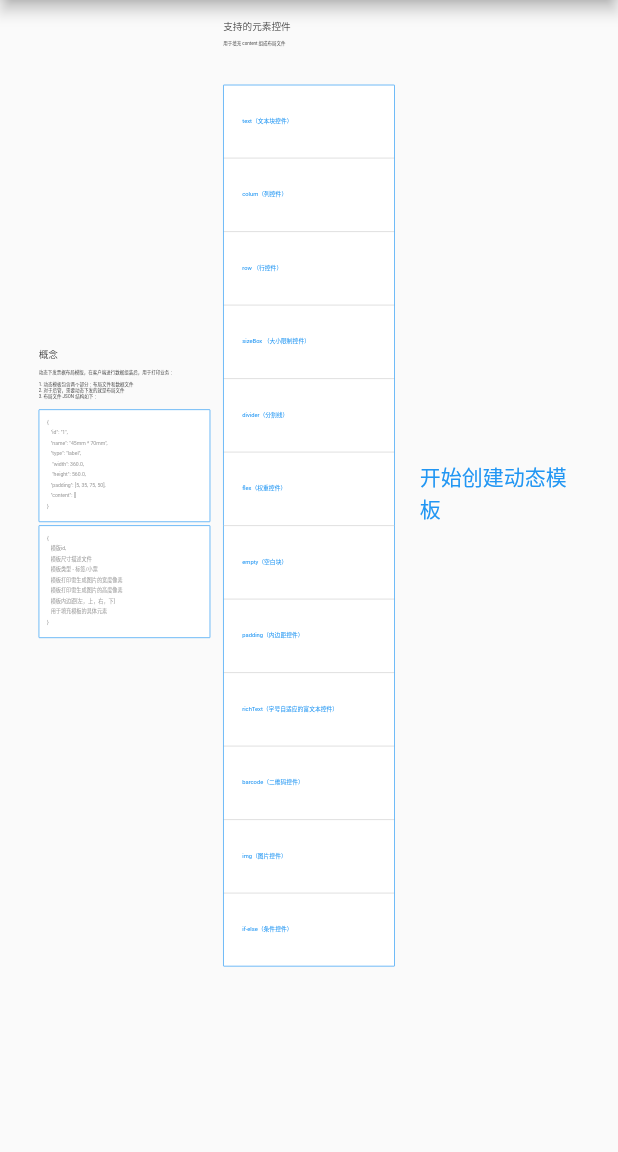
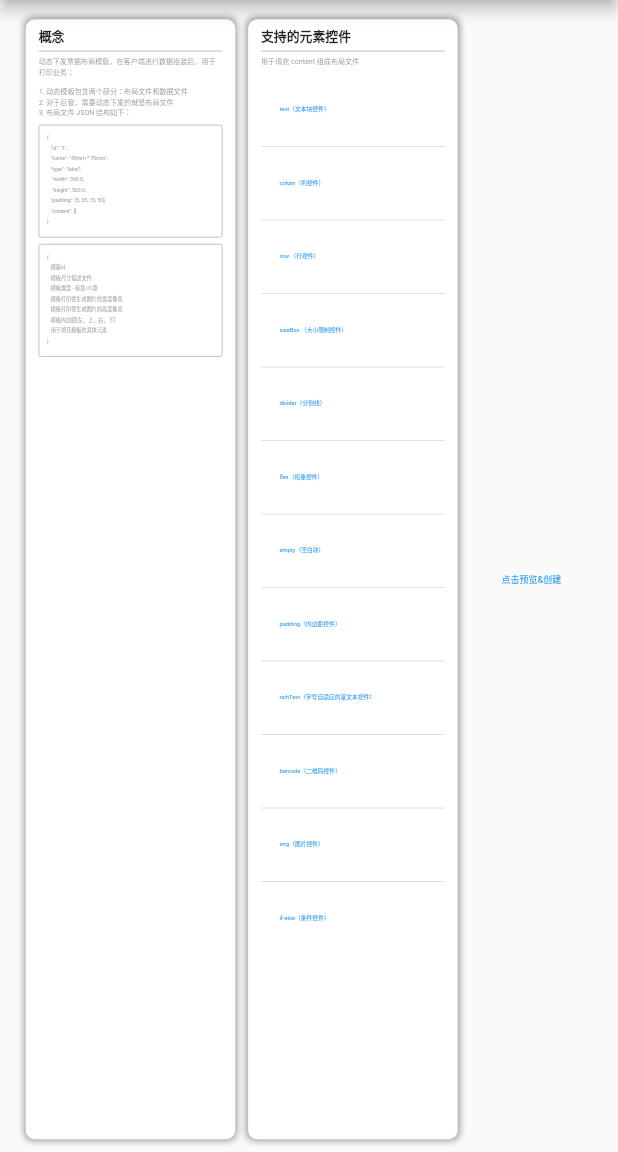
Before and after one commit to liyufengrex/flutter_json_layout, a Flutter app: the screen it shows after launch, on a phone screen of 412 x 824 dp, the part 84-1236 px from its top. Run offline on Flutter 3.47's test engine with Material 2 defaults, Android fonts, the phone set to English and light mode, and no system bars; our stand-ins replace auto_size_text, barcode_widget, cached_network_image, flutter_screenutil; missing offline and left inert: pd_dart_json.

Commit message:
修改example样式

```diff
--- a/example/lib/ex/ex_widget.dart
+++ b/example/lib/ex/ex_widget.dart
@@ -85,11 +85,11 @@ extension ExWidget on Widget {
       padding: padding,
       decoration: BoxDecoration(
         border: Border.all(
-          color: Colors.blue,
+          color: Colors.grey,
           width: 1.w,
         ),
         color: Colors.white,
-        borderRadius: BorderRadius.all(Radius.circular(1.w)),
+        borderRadius: BorderRadius.all(Radius.circular(3.w)),
       ),
       child: this,
     );
--- a/example/lib/main.dart
+++ b/example/lib/main.dart
@@ -2,6 +2,7 @@ import 'package:example/test/test_config.dart';
 import 'package:flutter/material.dart';
 import 'package:flutter_screenutil/flutter_screenutil.dart';
 import 'page/code_edt_page.dart';
+import 'widget/common_widget.dart';
 import 'widget/module_api_list_widget.dart';
 import 'widget/module_desc_widget.dart';
 
@@ -22,7 +23,9 @@ class MyApp extends StatelessWidget {
           title: '动态化票据模版工具',
           theme: ThemeData(
             primarySwatch: Colors.blue,
-            backgroundColor: Colors.white,
+            bottomAppBarTheme: const BottomAppBarTheme(
+              color: Colors.white38,
+            ),
           ),
           home: screenChild,
         );
@@ -61,13 +64,13 @@ class _HomeState extends State<_Home> {
     );
   }
 
-  Widget _body(){
+  Widget _body() {
     return Padding(
       padding: EdgeInsets.only(
-        left: 60.w,
+        left: 40.w,
         top: 30.w,
-        right: 60.w,
-        bottom: 5.w,
+        right: 40.w,
+        bottom: 20.w,
       ),
       child: Row(
         children: [
@@ -75,8 +78,8 @@ class _HomeState extends State<_Home> {
           SizedBox(width: 20.w),
           const ModuleApiListWidget(),
           SizedBox(width: 20.w),
-          Expanded(
-            flex: 1,
+          Container(
+            padding: EdgeInsets.symmetric(horizontal: 20.w),
             child: TextButton(
               onPressed: () {
                 _jump(
@@ -86,9 +89,15 @@ class _HomeState extends State<_Home> {
                   ),
                 );
               },
-              child: const Text('开始创建动态模板'),
+              child: Text(
+                '点击预览&创建',
+                style: TextStyle(
+                  fontSize: 14.w,
+                  fontWeight: FontWeight.w500,
+                ),
+              ),
             ),
-          )
+          ),
         ],
       ),
     );
--- a/example/lib/page/api_detail_page.dart
+++ b/example/lib/page/api_detail_page.dart
@@ -100,22 +100,11 @@ class _DemoWidget extends StatelessWidget {
   Widget build(BuildContext context) {
     return LayoutBuilder(
       builder: (context, constraints) {
-        return Center(
-          // 为了显示出最终打印的尺寸
-          child: Transform.scale(
-            scale: 1 / 1.w,
-            child: SingleChildScrollView(
-              child: Column(
-                children: [
-                  JsonLayoutWidget(
-                    jsonString: packageJson,
-                    jsonData: TestConfig.data,
-                  ).withShadow(
-                    blurRadius: 2.5,
-                  )
-                ],
-              ),
-            ),
+        return SizedBox(
+          width: constraints.maxWidth,
+          child: JsonLayoutWidget(
+            jsonString: packageJson,
+            jsonData: TestConfig.data,
           ),
         );
       },
--- a/example/lib/widget/common_widget.dart
+++ b/example/lib/widget/common_widget.dart
@@ -2,15 +2,16 @@ import 'package:example/ex/ex_widget.dart';
 import 'package:flutter/material.dart';
 import 'package:flutter_screenutil/flutter_screenutil.dart';
 
-
 class GroupTitle extends StatelessWidget {
   final String title;
   final int fontSize;
+  final FontWeight fontWeight;
 
   const GroupTitle(
     this.title, {
     Key? key,
     this.fontSize = 11,
+    this.fontWeight = FontWeight.w500,
   }) : super(key: key);
 
   @override
@@ -19,7 +20,7 @@ class GroupTitle extends StatelessWidget {
       title,
       style: TextStyle(
         fontSize: fontSize.w,
-        fontWeight: FontWeight.w500,
+        fontWeight: fontWeight,
       ),
     );
   }
@@ -98,3 +99,70 @@ class DescText extends StatelessWidget {
     );
   }
 }
+
+class HomeGroupWidget extends StatelessWidget {
+  final int flex;
+  final String title;
+  final String desc;
+  final List<Widget> items;
+
+  const HomeGroupWidget({
+    Key? key,
+    this.flex = 1,
+    required this.title,
+    required this.desc,
+    required this.items,
+  }) : super(key: key);
+
+  @override
+  Widget build(BuildContext context) {
+    return Expanded(
+      flex: flex,
+      child: LayoutBuilder(
+        builder: (context, constraints) {
+          return Container(
+            width: constraints.maxWidth,
+            height: constraints.maxHeight,
+            decoration: const BoxDecoration(
+              borderRadius: BorderRadius.all(
+                Radius.circular(6),
+              ),
+              boxShadow: [
+                BoxShadow(
+                  offset: Offset(0, 0),
+                  color: Colors.grey,
+                  blurRadius: 3.5,
+                  spreadRadius: 1,
+                ),
+              ],
+              color: Colors.white,
+            ),
+            padding: EdgeInsets.symmetric(
+              vertical: 10.w,
+              horizontal: 20.w,
+            ),
+            child: Column(
+              crossAxisAlignment: CrossAxisAlignment.start,
+              children: [
+                GroupTitle(title, fontWeight: FontWeight.w600, fontSize: 20),
+                SizedBox(height: 8.w),
+                Divider(height: 2.w, thickness: 1.w, color: Colors.grey),
+                SizedBox(height: 8.w),
+                DescText(desc, fontSize: 11, fontColor: Colors.black54),
+                SizedBox(height: 10.w),
+                Expanded(
+                  child: SingleChildScrollView(
+                    child: Column(
+                      crossAxisAlignment: CrossAxisAlignment.start,
+                      children: items,
+                    ),
+                  ),
+                ),
+              ],
+            ),
+          );
+        },
+      ),
+    );
+  }
+}
--- a/example/lib/widget/module_api_list_widget.dart
+++ b/example/lib/widget/module_api_list_widget.dart
@@ -1,4 +1,3 @@
-import 'package:example/ex/ex_widget.dart';
 import 'package:example/widget/common_widget.dart';
 import 'package:flutter/material.dart';
 import 'package:flutter_screenutil/flutter_screenutil.dart';
@@ -25,15 +24,11 @@ class ModuleApiListWidget extends StatelessWidget {
 
   @override
   Widget build(BuildContext context) {
-    return GroupWidget([
-      const GroupTitle('支持的元素控件', fontSize: 15),
-      SizedBox(height: 10.w),
-      const DescText('用于填充 content 组成布局文件'),
-      SizedBox(height: 10.w),
-      const DescText(''),
-      const DescText(''),
-      const DescText(''),
-      SizedBox(height: 21.w),
+    return HomeGroupWidget(
+      flex: 3,
+      title: '支持的元素控件',
+      desc: '用于填充 content 组成布局文件',
+      items: [
         ListView.separated(
           shrinkWrap: true,
           itemCount: _apiList.length,
@@ -46,8 +41,9 @@ class ModuleApiListWidget extends StatelessWidget {
               color: Theme.of(context).dividerColor,
             );
           },
-      ).withContainerBorder()
-    ]);
+        )
+      ],
+    );
   }
 }
 
--- a/example/lib/widget/module_desc_widget.dart
+++ b/example/lib/widget/module_desc_widget.dart
@@ -7,16 +7,12 @@ class ModuleDescWidget extends StatelessWidget {
 
   @override
   Widget build(BuildContext context) {
-    return GroupWidget([
-      const GroupTitle('概念', fontSize: 15),
-      SizedBox(height: 10.w),
-      const DescText('动态下发票据布局模版，在客户端进行数据组装后，用于打印业务：'),
-      SizedBox(height: 10.w),
-      const DescText('1. 动态模板包含两个部分：布局文件和数据文件'),
-      const DescText('2. 对于后管，需要动态下发的就是布局文件'),
-      const DescText('3. 布局文件 JSON 结构如下：'),
-      SizedBox(height: 15.w),
-      const JsonContainer('''
+    return HomeGroupWidget(
+      flex: 3,
+      title: '概念',
+      desc: '动态下发票据布局模版，在客户端进行数据组装后，用于打印业务：\n\n1. 动态模板包含两个部分：布局文件和数据文件\n2. 对于后管，需要动态下发的就是布局文件\n3. 布局文件 JSON 结构如下：',
+      items: [
+        const JsonContainer('''
       {
 	        "id": "1",
 	        "name": "45mm * 70mm",
@@ -27,8 +23,8 @@ class ModuleDescWidget extends StatelessWidget {
 	        "content": []
       }
         '''),
-      SizedBox(height: 5.w),
-      const JsonContainer('''
+        SizedBox(height: 10.w),
+        const JsonContainer('''
       {
 	        模版id,
 	        模板尺寸描述文件
@@ -39,6 +35,7 @@ class ModuleDescWidget extends StatelessWidget {
 	        用于填充模板的具体元素
       }
         '''),
-    ]);
+      ],
+    );
   }
 }
```
Lines whose indentation alone changed are shown as unchanged.
